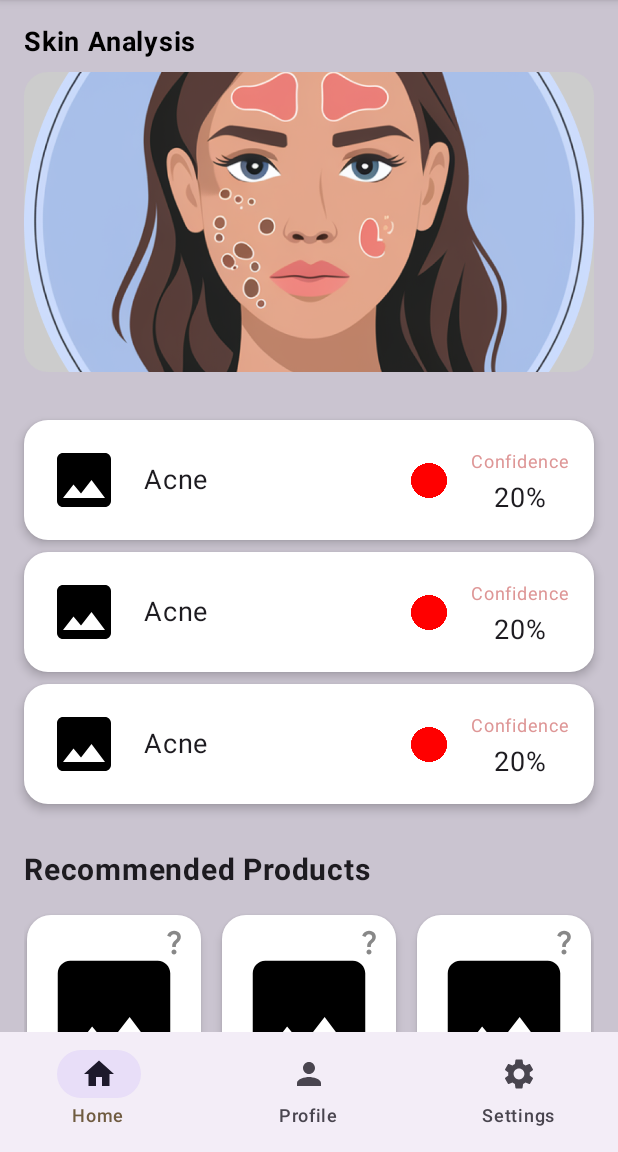
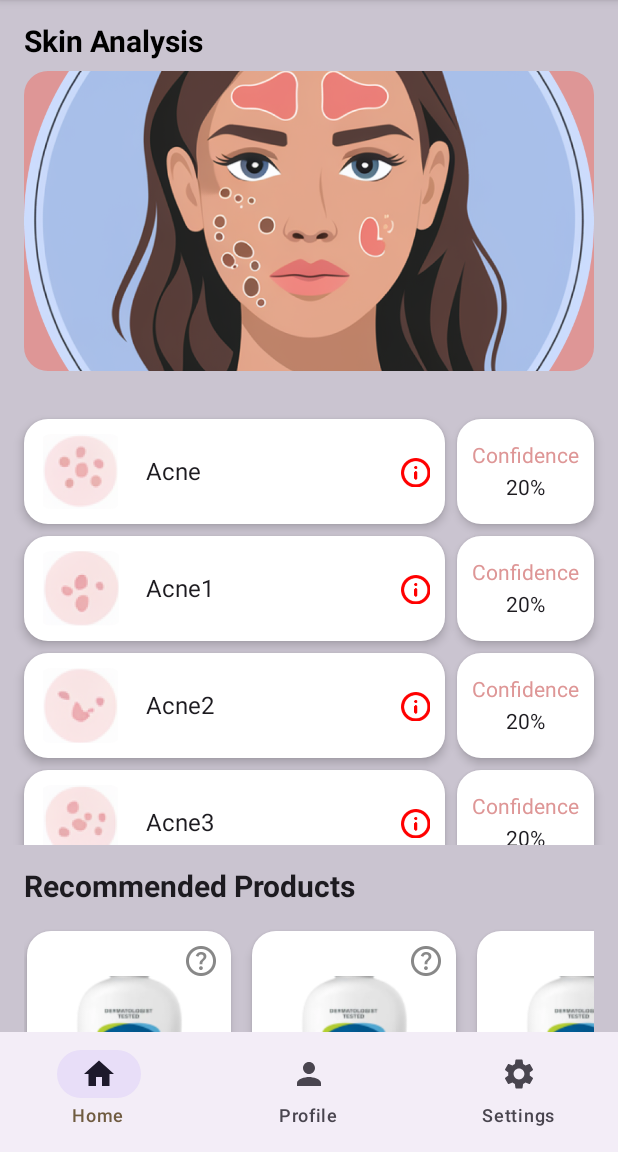
Before and after one commit to omatmsx/glow-ai, an Android app built with Jetpack Compose: the home screen opened through its navigation route, on a phone screen of 412 x 824 dp, the part 84-1236 px from its top. Run offline under Robolectric (Android 15) with nearby library versions, the light colour scheme and no system bars; our stand-ins replace Dagger/Hilt's generated code.

Commit message:
Added Image and Align Font on all the screen

```diff
--- a/app/src/main/kotlin/com/mindstix/baseline/ui/navigation/AppNavigations.kt
+++ b/app/src/main/kotlin/com/mindstix/baseline/ui/navigation/AppNavigations.kt
@@ -21,8 +21,6 @@ import com.mindstix.capabilities.presentation.navigation.BaseComponentState
 import com.mindstix.capabilities.presentation.navigation.Destinations
 import com.mindstix.home.navigation.AgeScreenDestination
 import com.mindstix.home.navigation.HomeScreenDestination
-import com.mindstix.home.view.AgeScreen
-import com.mindstix.home.view.HomeScreen
 import com.mindstix.home.view.ProfileScreen
 import com.mindstix.home.view.SettingsScreen
 import com.mindstix.home.viewmodel.AgeScreenViewModel
@@ -171,7 +169,7 @@ fun NavGraphBuilder.settingsNavigationGraph(
 fun NavGraphBuilder.ageScreenNavigationGraph(
     navController: NavHostController,
     baseComponentState: BaseComponentState,
-){
+) {
     composable(Destinations.AgeScreenDestination.route) { _ ->
 
         // Show bottom bar and hide floating action button for the settings screen
--- a/features-home/src/main/kotlin/com/mindstix/home/navigation/AgeScreenDestination.kt
+++ b/features-home/src/main/kotlin/com/mindstix/home/navigation/AgeScreenDestination.kt
@@ -15,9 +15,9 @@ fun AgeScreenDestination(
     ageScreenViewModel: AgeScreenViewModel,
     navEffect: Flow<AgeScreenNavEffect>,
     navController: NavController,
-){
+) {
     fun handleNavigation(navEvent: AgeScreenNavEffect) {
-        when(navEvent){
+        when (navEvent) {
             is AgeScreenNavEffect.NavigateToHomeScreen -> {
                 navController.navigate(Destinations.HomeDestination.route)
             }
--- a/features-home/src/main/kotlin/com/mindstix/home/navigation/HomeScreenDestination.kt
+++ b/features-home/src/main/kotlin/com/mindstix/home/navigation/HomeScreenDestination.kt
@@ -14,7 +14,7 @@ fun HomeScreenDestination(
     homeScreenViewModel: HomeScreenViewModel,
     navEffect: Flow<HomeScreenNavEffect>,
     navController: NavController,
-){
+) {
     fun handleNavigation(navEvent: HomeScreenNavEffect) {
 
     }
--- a/features-home/src/main/kotlin/com/mindstix/home/view/HomeScreen.kt
+++ b/features-home/src/main/kotlin/com/mindstix/home/view/HomeScreen.kt
@@ -7,12 +7,14 @@ package com.mindstix.home.view
 
 import android.annotation.SuppressLint
 import androidx.compose.foundation.layout.Arrangement
-import androidx.compose.foundation.layout.Column
-import androidx.compose.foundation.layout.fillMaxSize
+import androidx.compose.foundation.layout.Spacer
+import androidx.compose.foundation.layout.fillMaxHeight
+import androidx.compose.foundation.layout.height
 import androidx.compose.foundation.lazy.LazyColumn
 import androidx.compose.runtime.Composable
 import androidx.compose.ui.Modifier
 import androidx.compose.ui.res.painterResource
+import androidx.compose.ui.unit.dp
 import com.mindstix.core.R
 import com.mindstix.home.view.dashboard.modal.DiagnosisDataModel
 import com.mindstix.home.view.dashboard.ui.DiagnosisList
@@ -30,23 +32,42 @@ fun HomeScreen() {
         DiagnosisDataModel(
             conditionName = "Acne",
             confidence = 20,
-            imagePainter = painterResource(id = R.drawable.baseline_image_24) // Replace with your image
+            imagePainter = painterResource(id = R.drawable.ic_acne) // Replace with your image
         ), DiagnosisDataModel(
-            conditionName = "Acne",
+            conditionName = "Acne1",
             confidence = 20,
-            imagePainter = painterResource(id = R.drawable.baseline_image_24) // Replace with your image
+            imagePainter = painterResource(id = R.drawable.ic_acne1) // Replace with your image
         ), DiagnosisDataModel(
-            conditionName = "Acne",
+            conditionName = "Acne2",
             confidence = 20,
-            imagePainter = painterResource(id = R.drawable.baseline_image_24) // Replace with your image
+            imagePainter = painterResource(id = R.drawable.ic_acne2) // Replace with your image
+        ), DiagnosisDataModel(
+            conditionName = "Acne3",
+            confidence = 20,
+            imagePainter = painterResource(id = R.drawable.ic_acne3) // Replace with your image
+        ), DiagnosisDataModel(
+            conditionName = "Acne4",
+            confidence = 20,
+            imagePainter = painterResource(id = R.drawable.ic_acne4) // Replace with your image
         )
+
     )
+    LazyColumn(
+        verticalArrangement = Arrangement.Top, modifier = Modifier.fillMaxHeight()
+    ) {
+        item {
+            SkinAnalysisUI()
+        }
 
-    Column(
-        verticalArrangement = Arrangement.Top, modifier = Modifier.fillMaxSize()
-    ) {
-        SkinAnalysisUI()
-        DiagnosisList(items = sampleItems, onItemClick = {})
-        RecommendedProductsUI()
+        item {
+            DiagnosisList(items = sampleItems, onItemClick = {})
+        }
+        item {
+            RecommendedProductsUI()
+        }
+        item {
+//            SkinCareRoutineUI()
+            Spacer(modifier = Modifier.height(100.dp))
+        }
     }
 }
--- a/features-home/src/main/kotlin/com/mindstix/home/view/dashboard/modal/DiagnosisDataModel.kt
+++ b/features-home/src/main/kotlin/com/mindstix/home/view/dashboard/modal/DiagnosisDataModel.kt
@@ -7,3 +7,8 @@ data class DiagnosisDataModel(
     val confidence: Int,
     val imagePainter: Painter
 )
+
+data class RecommendedProducts(
+    val productName: String,
+    val productImg: Int,
+)
--- a/features-home/src/main/kotlin/com/mindstix/home/view/dashboard/ui/DashboardUI.kt
+++ b/features-home/src/main/kotlin/com/mindstix/home/view/dashboard/ui/DashboardUI.kt
@@ -8,6 +8,7 @@ import androidx.compose.foundation.layout.PaddingValues
 import androidx.compose.foundation.layout.Row
 import androidx.compose.foundation.layout.Spacer
 import androidx.compose.foundation.layout.fillMaxWidth
+import androidx.compose.foundation.layout.height
 import androidx.compose.foundation.layout.padding
 import androidx.compose.foundation.layout.size
 import androidx.compose.foundation.layout.width
@@ -26,6 +27,7 @@ import androidx.compose.ui.graphics.Color
 import androidx.compose.ui.res.painterResource
 import androidx.compose.ui.unit.dp
 import androidx.compose.ui.unit.sp
+import com.mindstix.capabilities.presentation.theme.textStyle1
 import com.mindstix.core.R
 import com.mindstix.home.view.dashboard.modal.DiagnosisDataModel
 
@@ -33,7 +35,9 @@ import com.mindstix.home.view.dashboard.modal.DiagnosisDataModel
 @Composable
 fun DiagnosisList(items: List<DiagnosisDataModel>, onItemClick: (DiagnosisDataModel) -> Unit) {
     LazyColumn(
-        contentPadding = PaddingValues(16.dp), verticalArrangement = Arrangement.spacedBy(8.dp)
+        modifier = Modifier.height(300.dp),
+        contentPadding = PaddingValues(16.dp),
+        verticalArrangement = Arrangement.spacedBy(8.dp)
     ) {
         items(items) { item ->
             DiagnosisListItem(item = item, onItemClick = onItemClick)
@@ -43,18 +47,23 @@ fun DiagnosisList(items: List<DiagnosisDataModel>, onItemClick: (DiagnosisDataMo
 
 @Composable
 fun DiagnosisListItem(item: DiagnosisDataModel, onItemClick: (DiagnosisDataModel) -> Unit) {
+
+    Row(horizontalArrangement = Arrangement.spacedBy(8.dp)) {
         Card(
+            // Rounded corners
+            colors = CardDefaults.cardColors(containerColor = Color(0xFFFFFFFF)), // Card background color
+            elevation = CardDefaults.cardElevation(defaultElevation = 4.dp), // Card shadow elevation
             modifier = Modifier
-            .fillMaxWidth()
+                .weight(1F)
+                .height(70.dp)
                 .clickable { onItemClick(item) }, // Make the card clickable
-        shape = RoundedCornerShape(16.dp), // Rounded corners
-        colors = CardDefaults.cardColors(containerColor = Color.White), // Card background color
-        elevation = CardDefaults.cardElevation(defaultElevation = 4.dp) // Card shadow elevation
+            shape = RoundedCornerShape(16.dp),
         ) {
             Row(
                 modifier = Modifier
                     .fillMaxWidth()
-                .padding(16.dp),
+                    .height(70.dp)
+                    .padding(10.dp),
                 verticalAlignment = Alignment.CenterVertically,
                 horizontalArrangement = Arrangement.SpaceBetween
             ) {
@@ -67,7 +76,7 @@ fun DiagnosisListItem(item: DiagnosisDataModel, onItemClick: (DiagnosisDataModel
                         painter = item.imagePainter,
                         contentDescription = "Condition Image",
                         modifier = Modifier
-                        .size(48.dp)
+                            .size(55.dp)
                             .clip(RoundedCornerShape(8.dp)) // You can change this to CircleShape if needed
                     )
 
@@ -75,38 +84,49 @@ fun DiagnosisListItem(item: DiagnosisDataModel, onItemClick: (DiagnosisDataModel
 
                     // Condition Name
                     Text(
-                    text = item.conditionName, fontSize = 18.sp
+                        text = item.conditionName, style = textStyle1.copy(
+                            fontSize = 16.sp
+                        )
                     )
                 }
-
-            // Information Icon and Confidence Section
-            Row(
-                verticalAlignment = Alignment.CenterVertically
-            ) {
+                Spacer(modifier = Modifier.weight(1F))
                 // Information Icon
                 Icon(
-                    painter = painterResource(id = R.drawable.ic_image),
+                    painter = painterResource(id = R.drawable.ic_info),
                     contentDescription = "Info Icon",
                     tint = Color.Red,
-                    modifier = Modifier.size(24.dp)
+                    modifier = Modifier.size(20.dp)
                 )
-
-                Spacer(modifier = Modifier.width(16.dp))
-
+            }
+        }
+        Card(
+            // Make the card clickable
+            shape = RoundedCornerShape(16.dp), // Rounded corners
+            colors = CardDefaults.cardColors(containerColor = Color.White), // Card background color
+            elevation = CardDefaults.cardElevation(defaultElevation = 4.dp), // Card shadow elevation
+            modifier = Modifier
+                .height(70.dp)
+                .clickable { onItemClick(item) }) {
             // Confidence Level
             Column(
-                    horizontalAlignment = Alignment.CenterHorizontally
+                horizontalAlignment = Alignment.CenterHorizontally,
+                verticalArrangement = Arrangement.Center,
+                modifier = Modifier
+                    .height(70.dp)
+                    .padding(horizontal = 10.dp)
             ) {
                 Text(
-                        text = "Confidence",
-                        fontSize = 12.sp,
-                        color = Color(0xFFDE9696) // light red color for confidence text
+                    text = "Confidence", style = textStyle1.copy(
+                        fontSize = 14.sp
+                    ), color = Color(0xFFDE9696) // light red color for confidence text
                 )
                 Text(
-                        text = "${item.confidence}%", fontSize = 18.sp
+                    text = "${item.confidence}%", style = textStyle1.copy(
+                        fontSize = 14.sp
+                    ),
+                    modifier = Modifier.padding(top = 5.dp)
                 )
             }
         }
     }
 }
-}
--- a/features-home/src/main/kotlin/com/mindstix/home/view/dashboard/ui/RecomendationProductList.kt
+++ b/features-home/src/main/kotlin/com/mindstix/home/view/dashboard/ui/RecomendationProductList.kt
@@ -4,6 +4,7 @@ import androidx.compose.foundation.Image
 import androidx.compose.foundation.layout.Arrangement
 import androidx.compose.foundation.layout.Box
 import androidx.compose.foundation.layout.Column
+import androidx.compose.foundation.layout.Spacer
 import androidx.compose.foundation.layout.fillMaxSize
 import androidx.compose.foundation.layout.fillMaxWidth
 import androidx.compose.foundation.layout.height
@@ -11,6 +12,7 @@ import androidx.compose.foundation.layout.padding
 import androidx.compose.foundation.layout.size
 import androidx.compose.foundation.layout.width
 import androidx.compose.foundation.lazy.LazyRow
+import androidx.compose.foundation.lazy.items
 import androidx.compose.foundation.shape.RoundedCornerShape
 import androidx.compose.material3.Card
 import androidx.compose.material3.CardDefaults
@@ -23,14 +25,41 @@ import androidx.compose.ui.draw.clip
 import androidx.compose.ui.graphics.Color
 import androidx.compose.ui.layout.ContentScale
 import androidx.compose.ui.res.painterResource
-import androidx.compose.ui.text.font.FontWeight
 import androidx.compose.ui.unit.dp
 import androidx.compose.ui.unit.sp
+import com.mindstix.capabilities.presentation.theme.textStyle1
+import com.mindstix.capabilities.presentation.theme.textStyle2
 import com.mindstix.core.R
+import com.mindstix.home.view.dashboard.modal.RecommendedProducts
 
 
 @Composable
 fun RecommendedProductsUI() {
+    val recommendedProductList = listOf<RecommendedProducts>(
+        RecommendedProducts(
+            productName = "Cetaphil Skin cleaner",
+            productImg = R.drawable.ic_productimage,
+        ),
+        RecommendedProducts(
+            productName = "La Roche-Posay Effaclar Purifying Foaming Gel",
+            productImg = R.drawable.ic_productimage,
+        ),
+        RecommendedProducts(
+            productName = "Cetaphil Skin cleaner",
+            productImg = R.drawable.ic_productimage,
+        ),
+        RecommendedProducts(
+            productName = "La Roche-Posay Effaclar Purifying",
+            productImg = R.drawable.ic_productimage,
+        ),
+        RecommendedProducts(
+            productName = "Cetaphil Skin cleaner",
+            productImg = R.drawable.ic_productimage,
+        ),
+    )
+
+
+
     Column(
         modifier = Modifier
             .fillMaxWidth()
@@ -38,36 +67,32 @@ fun RecommendedProductsUI() {
     ) {
         // Title
         Text(
-            text = "Recommended Products",
-            fontSize = 20.sp,
-            fontWeight = FontWeight.Bold,
-            modifier = Modifier.padding(bottom = 16.dp)
+            text = "Recommended Products", fontSize = 20.sp, style = textStyle2.copy(
+                fontSize = 20.sp
+            ), modifier = Modifier.padding(bottom = 16.dp)
         )
 
         // Horizontal list of products
         LazyRow(
-            modifier = Modifier.fillMaxWidth(),
-            horizontalArrangement = Arrangement.spacedBy(10.dp)
+            modifier = Modifier.fillMaxWidth(), horizontalArrangement = Arrangement.spacedBy(10.dp)
         ) {
             // Example of 4 items
-            items(4) {
-                ProductCard(
-                    productName = "Cetaphil Skin cleaner",
-                    imageRes = R.drawable.ic_image, // Replace with your product image resource
-                    onQuestionMarkClick = { /* Handle click */ }
-                )
+            items(recommendedProductList) { item ->
+                ProductCard(productName = item.productName,
+                    productImg = item.productImg, // Replace with your product image resource
+                    onQuestionMarkClick = { /* Handle click */ })
             }
         }
     }
 }
 
 @Composable
-fun ProductCard(productName: String, imageRes: Int, onQuestionMarkClick: () -> Unit) {
+fun ProductCard(productName: String, productImg: Int, onQuestionMarkClick: () -> Unit) {
     Card(
         shape = RoundedCornerShape(16.dp),
         modifier = Modifier
-            .width(120.dp)
-            .height(160.dp)
+            .width(140.dp)
+            .height(200.dp)
             .padding(2.dp),
         colors = CardDefaults.cardColors(containerColor = Color.White),
         elevation = CardDefaults.cardElevation(defaultElevation = 4.dp)
@@ -75,20 +100,19 @@ fun ProductCard(productName: String, imageRes: Int, onQuestionMarkClick: () -> U
         Column(
             modifier = Modifier
                 .fillMaxSize()
-                .padding(8.dp),
+                .padding(10.dp),
             horizontalAlignment = Alignment.CenterHorizontally,
-//            verticalArrangement = Arrangement.SpaceBetween
         ) {
             // Product Image with question mark icon
             Box(
                 modifier = Modifier.fillMaxWidth()
             ) {
                 Image(
-                    painter = painterResource(id = R.drawable.baseline_image_24), // Replace with your product image
+                    painter = painterResource(id = productImg), // Replace with your product image
                     contentDescription = "Product Image",
                     contentScale = ContentScale.Crop,
                     modifier = Modifier
-                        .padding(top = 10.dp)
+                        .padding(top = 20.dp)
                         .height(100.dp)
                         .align(Alignment.TopCenter)
                         .clip(shape = RoundedCornerShape(16.dp))
@@ -96,24 +120,22 @@ fun ProductCard(productName: String, imageRes: Int, onQuestionMarkClick: () -> U
 
                 // Question mark icon on top-right of the image
                 Icon(
-                    painter = painterResource(id = R.drawable.baseline_question_mark_24), // Replace with your question mark icon
+                    painter = painterResource(id = R.drawable.ic_questionmark), // Replace with your question mark icon
                     contentDescription = "Info",
                     tint = Color.Gray,
                     modifier = Modifier
                         .size(20.dp)
                         .align(Alignment.TopEnd)
                 )
+            }
 
-            }
+            Spacer(modifier = Modifier.weight(1F))
 
             // Product Name at the bottom
             Text(
-                text = "Cetaphil Skin cleaner", // Replace with dynamic product name if needed
-                fontSize = 14.sp,
-                fontWeight = FontWeight.Medium,
-                color = Color.Black,
-                minLines = 2,
-                lineHeight = 14.sp
+                text = productName, color = Color.Black, maxLines = 3, style = textStyle1.copy(
+                    fontSize = 16.sp
+                ), lineHeight = 14.sp, modifier = Modifier.align(Alignment.CenterHorizontally)
             )
         }
     }
--- a/features-home/src/main/kotlin/com/mindstix/home/view/dashboard/ui/SkinAnaylsysSection.kt
+++ b/features-home/src/main/kotlin/com/mindstix/home/view/dashboard/ui/SkinAnaylsysSection.kt
@@ -15,9 +15,9 @@ import androidx.compose.ui.Modifier
 import androidx.compose.ui.graphics.Color
 import androidx.compose.ui.layout.ContentScale
 import androidx.compose.ui.res.painterResource
-import androidx.compose.ui.text.font.FontWeight
 import androidx.compose.ui.unit.dp
 import androidx.compose.ui.unit.sp
+import com.mindstix.capabilities.presentation.theme.textStyle2
 import com.mindstix.core.R
 
 @Composable
@@ -30,8 +30,9 @@ fun SkinAnalysisUI() {
         // Title of the section
         Text(
             text = "Skin Analysis",
-            fontWeight = FontWeight.Bold,
-            fontSize = 18.sp,
+            style = textStyle2.copy(
+                fontSize = 20.sp
+            ),
             modifier = Modifier.padding(bottom = 8.dp),
             color = Color.Black
         )
@@ -41,7 +42,7 @@ fun SkinAnalysisUI() {
             modifier = Modifier
                 .fillMaxWidth()
                 .height(200.dp)
-                .background(Color.LightGray, shape = RoundedCornerShape(16.dp))
+                .background(Color(0xFFDE9696), shape = RoundedCornerShape(16.dp))
         ) {
             // Main Image
             Image(
```
Also changed, not shown: features-home/src/main/kotlin/com/mindstix/home/view/skinroutine/modal/SkinCareRoutineDataClass.kt (added, +7 -0 lines), features-home/src/main/kotlin/com/mindstix/home/view/skinroutine/ui/SkinCareRoutineScreen.kt (added, +115 -0 lines), core/src/main/res/drawable/ic_acne.webp (added), core/src/main/res/drawable/ic_acne1.webp (added), core/src/main/res/drawable/ic_acne2.webp (added), core/src/main/res/drawable/ic_acne3.webp (added), core/src/main/res/drawable/ic_acne4.webp (added), core/src/main/res/drawable/ic_image.png (deleted), core/src/main/res/drawable/ic_image.webp (added), core/src/main/res/drawable/ic_info.webp (added), core/src/main/res/drawable/ic_productimage.webp (added), core/src/main/res/drawable/ic_questionmark.webp (added). Lines whose indentation alone changed are shown as unchanged.
